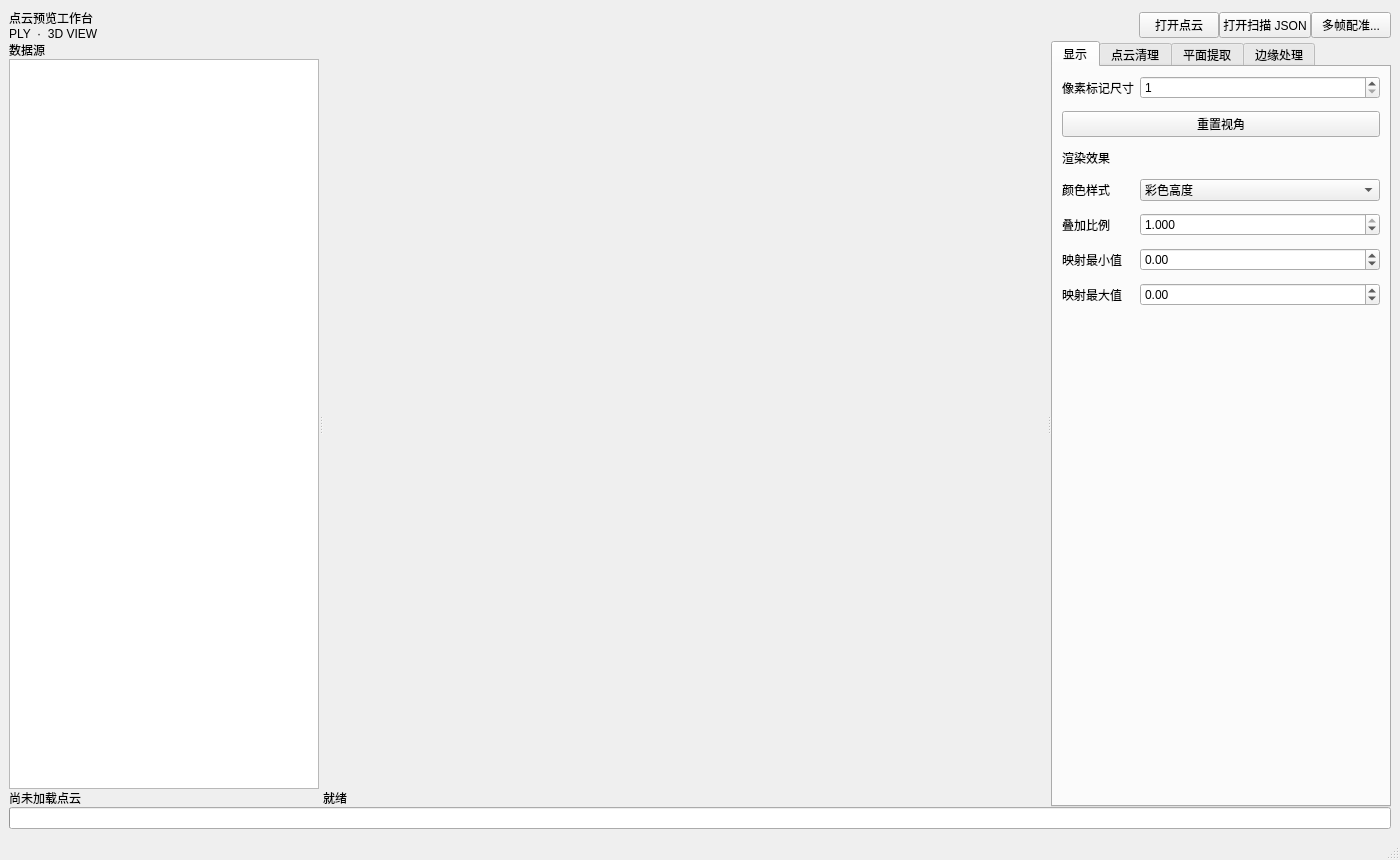
This is apps/pointcloudview/ui/mainwindow.ui in chenzhenjia/pointcloudsuite as Qt 5 draws it before an edit. The edited form follows.
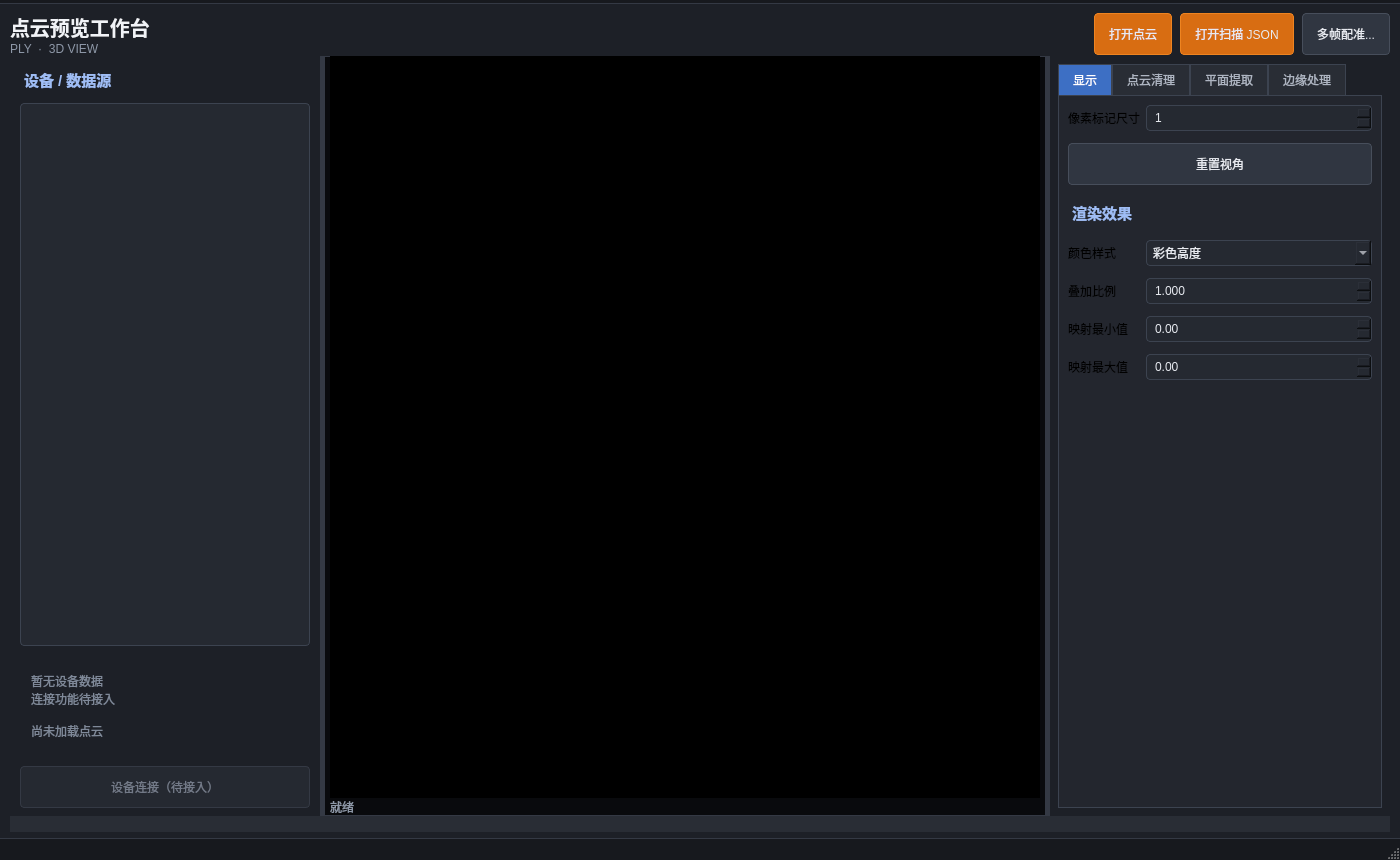
This is the edited form.

Patch:
```diff
--- a/apps/pointcloudview/ui/mainwindow.ui
+++ b/apps/pointcloudview/ui/mainwindow.ui
@@ -16,16 +16,87 @@
     <height>680</height>
    </size>
   </property>
-  <property name="windowTitle">
+ <property name="windowTitle">
    <string>点云预览工作台</string>
   </property>
+  <property name="styleSheet">
+   <string notr="true">QMainWindow, QWidget#main_window, QWidget#wgt_central {
+    background-color: #1d2027;
+    color: #e7eaf0;
+    font-family: "Microsoft YaHei";
+    font-size: 10pt;
+}
+QMenuBar {
+    background-color: #17191e;
+    color: #d9dde7;
+    border-bottom: 1px solid #343944;
+    padding: 2px 8px;
+}
+QMenuBar::item { padding: 5px 12px; }
+QMenuBar::item:selected { background-color: #303641; }
+QPushButton {
+    background-color: #303641;
+    color: #e7eaf0;
+    border: 1px solid #474e5b;
+    border-radius: 4px;
+    padding: 6px 14px;
+    min-height: 28px;
+}
+QPushButton:hover { background-color: #3b4350; border-color: #5b8def; }
+QPushButton:pressed { background-color: #252b35; }
+QPushButton:disabled { color: #737a88; background-color: #252931; border-color: #343944; }
+QLineEdit, QPlainTextEdit, QListWidget, QComboBox, QSpinBox, QDoubleSpinBox {
+    background-color: #252931;
+    color: #e7eaf0;
+    border: 1px solid #3c4350;
+    border-radius: 4px;
+    padding: 4px 6px;
+    selection-background-color: #3d6fc4;
+}
+QListWidget { outline: none; }
+QListWidget::item { padding: 7px 8px; border-radius: 3px; }
+QListWidget::item:selected { background-color: #315b9d; color: white; }
+QTabWidget::pane { border: 1px solid #3c4350; background-color: #23262e; }
+QTabBar::tab { background-color: #292d35; color: #aeb5c2; padding: 8px 14px; border: 1px solid #3c4350; border-bottom: none; }
+QTabBar::tab:selected { color: white; background-color: #3d6fc4; }
+QGroupBox { border: 1px solid #3c4350; border-radius: 5px; margin-top: 10px; padding: 10px 8px 8px; }
+QGroupBox::title { subcontrol-origin: margin; left: 10px; padding: 0 5px; color: #9fbdf5; }
+QSplitter::handle { background-color: #343944; }
+QStatusBar { background-color: #17191e; color: #9ea6b5; border-top: 1px solid #343944; }
+QProgressBar { background-color: #292d35; border: none; height: 3px; }
+QProgressBar::chunk { background-color: #5b8def; }
+QLabel#lbl_main_title { color: #f1f3f7; font-size: 15pt; font-weight: 600; }
+QLabel#lbl_header_subtitle, QLabel#lbl_file_info, QLabel#lbl_canvas_info { color: #8e98a8; }
+QLabel#lbl_source_title, QLabel#lbl_render_title, QLabel#lbl_clean_title, QLabel#lbl_plane_title, QLabel#lbl_edge_title { color: #9fbdf5; font-size: 11pt; font-weight: 600; padding: 4px 0; }
+QPushButton#btn_open_point_cloud, QPushButton#btn_open_scanning_info { background-color: #d86d12; border-color: #ee8421; }
+QPushButton#btn_open_point_cloud:hover, QPushButton#btn_open_scanning_info:hover { background-color: #ee8421; }
+QLabel#lbl_device_empty { color: #7f8999; padding: 18px 8px; }
+QWidget#wgt_canvas_panel { background-color: #090a0d; border: 1px solid #343944; }
+QWidget#wgt_canvas_host { background-color: #000000; }
+</string>
+  </property>
   <widget class="QWidget" name="wgt_central">
    <layout class="QVBoxLayout" name="rootLayout">
+    <property name="leftMargin">
+     <number>10</number>
+    </property>
+    <property name="topMargin">
+     <number>8</number>
+    </property>
+    <property name="rightMargin">
+     <number>10</number>
+    </property>
+    <property name="bottomMargin">
+     <number>6</number>
+    </property>
     <property name="spacing">
      <number>0</number>
     </property>
     <item>
      <layout class="QHBoxLayout" name="headerLayout">
+      <property name="spacing">
+       <number>8</number>
+      </property>
       <item>
        <layout class="QVBoxLayout" name="titleLayout">
         <property name="spacing">
@@ -39,7 +110,7 @@
          </widget>
         </item>
         <item>
-         <widget class="QLabel" name="lbl_subtitle">
+         <widget class="QLabel" name="lbl_header_subtitle">
           <property name="text">
            <string>PLY  ·  3D VIEW</string>
           </property>
@@ -91,7 +162,7 @@
       <property name="childrenCollapsible">
        <bool>false</bool>
       </property>
-      <widget class="QWidget" name="wgt_source_panel">
+       <widget class="QWidget" name="wgt_source_panel">
        <property name="minimumSize">
         <size>
          <width>220</width>
@@ -105,13 +176,25 @@
         </size>
        </property>
        <layout class="QVBoxLayout" name="vbl_source">
+        <property name="leftMargin">
+         <number>10</number>
+        </property>
+        <property name="topMargin">
+         <number>8</number>
+        </property>
+        <property name="rightMargin">
+         <number>10</number>
+        </property>
+        <property name="bottomMargin">
+         <number>8</number>
+        </property>
         <property name="spacing">
-         <number>0</number>
+         <number>8</number>
         </property>
         <item>
          <widget class="QLabel" name="lbl_source_title">
           <property name="text">
-           <string>数据源</string>
+           <string>设备 / 数据源</string>
           </property>
          </widget>
         </item>
@@ -123,19 +206,44 @@
          </widget>
         </item>
         <item>
-         <widget class="QLabel" name="lbl_subtitle">
+         <widget class="QLabel" name="lbl_device_empty">
           <property name="text">
-           <string>尚未加载点云</string>
+           <string>暂无设备数据
+连接功能待接入
+
+尚未加载点云</string>
           </property>
           <property name="wordWrap">
            <bool>true</bool>
           </property>
          </widget>
         </item>
+        <item>
+         <widget class="QPushButton" name="btn_device_placeholder">
+          <property name="enabled">
+           <bool>false</bool>
+          </property>
+          <property name="text">
+           <string>设备连接（待接入）</string>
+          </property>
+         </widget>
+        </item>
        </layout>
       </widget>
       <widget class="QWidget" name="wgt_canvas_panel">
        <layout class="QVBoxLayout" name="vbl_canvas">
+        <property name="leftMargin">
+         <number>6</number>
+        </property>
+        <property name="topMargin">
+         <number>0</number>
+        </property>
+        <property name="rightMargin">
+         <number>6</number>
+        </property>
+        <property name="bottomMargin">
+         <number>0</number>
+        </property>
         <property name="spacing">
          <number>0</number>
         </property>
@@ -150,7 +258,7 @@
          </widget>
         </item>
         <item>
-         <widget class="QLabel" name="lbl_subtitle">
+         <widget class="QLabel" name="lbl_canvas_info">
           <property name="text">
            <string>就绪</string>
           </property>
@@ -158,7 +266,7 @@
         </item>
        </layout>
       </widget>
-      <widget class="QWidget" name="wgt_source_panel">
+      <widget class="QWidget" name="wgt_control_panel">
        <property name="minimumSize">
         <size>
          <width>270</width>
@@ -172,6 +280,18 @@
         </size>
        </property>
        <layout class="QVBoxLayout" name="vbl_control">
+        <property name="leftMargin">
+         <number>8</number>
+        </property>
+        <property name="topMargin">
+         <number>8</number>
+        </property>
+        <property name="rightMargin">
+         <number>8</number>
+        </property>
+        <property name="bottomMargin">
+         <number>8</number>
+        </property>
         <item>
          <widget class="QTabWidget" name="tw_main">
           <property name="currentIndex">
@@ -213,7 +333,7 @@
              </widget>
             </item>
             <item row="2" column="0" colspan="2">
-             <widget class="QLabel" name="lbl_source_title">
+             <widget class="QLabel" name="lbl_render_title">
               <property name="text">
                <string>渲染效果</string>
               </property>
@@ -316,7 +436,7 @@
            </attribute>
            <layout class="QVBoxLayout" name="vbl_clean">
             <item>
-             <widget class="QLabel" name="lbl_source_title">
+             <widget class="QLabel" name="lbl_clean_title">
               <property name="text">
                <string>点云清理 · 后台处理</string>
               </property>
@@ -454,7 +574,7 @@
            </attribute>
            <layout class="QVBoxLayout" name="vbl_plane">
             <item>
-             <widget class="QLabel" name="lbl_source_title">
+             <widget class="QLabel" name="lbl_plane_title">
               <property name="text">
                <string>2.5D 平面提取</string>
               </property>
@@ -548,7 +668,7 @@
            </attribute>
            <layout class="QVBoxLayout" name="vbl_edge">
             <item>
-             <widget class="QLabel" name="lbl_source_title">
+             <widget class="QLabel" name="lbl_edge_title">
               <property name="text">
                <string>平面边缘分割</string>
               </property>
```
